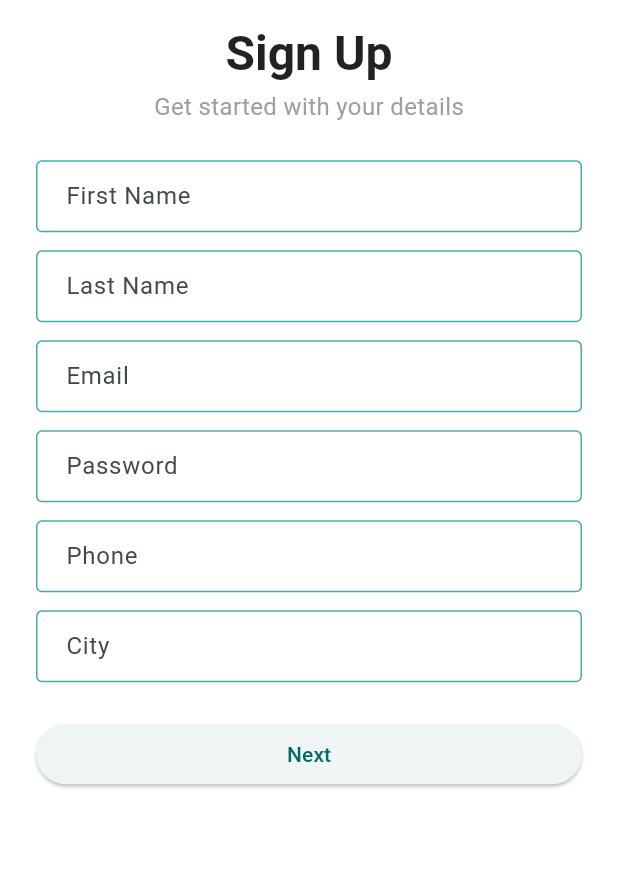
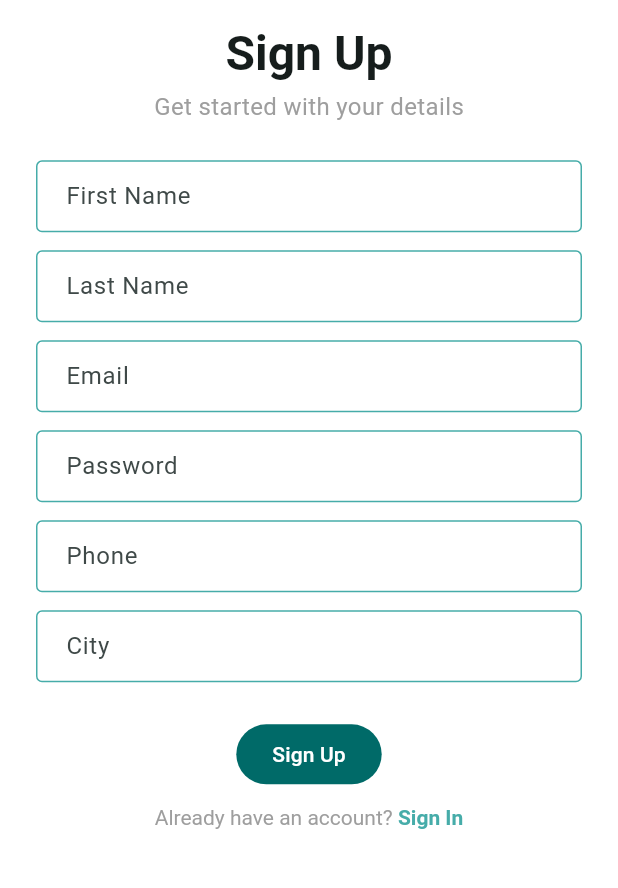
Before and after one commit to Mdarafath07/crafty-bay-app, a Flutter app: the screen it shows after launch, on a phone screen of 412 x 824 dp, the part 254-1142 px from its top. Run offline on Flutter 3.47's test engine with Material 3 defaults, Android fonts, the phone set to English and light mode, and no system bars; our stand-ins replace email_validator, firebase_core, firebase_crashlytics, flutter_svg, shared_preferences; accounts and stored records are empty; generated files the repository leaves out were written again.

Commit message:
Create SignIn screen UI and add navigation

```diff
--- a/lib/app/app_routes.dart
+++ b/lib/app/app_routes.dart
@@ -2,6 +2,7 @@
 import 'package:flutter/cupertino.dart';
 import 'package:flutter/material.dart';
 
+import '../features/auth/presentation/screens/sing_in_screen.dart';
 import '../features/auth/presentation/screens/sing_up_screen.dart';
 import '../features/auth/presentation/screens/splash_screen.dart';
 
@@ -14,6 +15,8 @@ class AppRoutes {
       widget = SplashScreen();
     }else if(setting.name == SingUpScreen.name){
       widget = SingUpScreen();
+    }else if(setting.name == SignInScreen.name){
+      widget = SignInScreen();
     }
     return MaterialPageRoute(builder: (ctx)=> widget);
   }
--- a/lib/features/auth/presentation/screens/sing_up_screen.dart
+++ b/lib/features/auth/presentation/screens/sing_up_screen.dart
@@ -1,5 +1,7 @@
+import 'package:crafty_bay/features/auth/presentation/screens/sing_in_screen.dart';
 import 'package:crafty_bay/features/auth/presentation/widgets/app_logo.dart';
 import 'package:email_validator/email_validator.dart';
+import 'package:flutter/gestures.dart';
 import 'package:flutter/material.dart';
 import '../../../../app/app_colors.dart';
 
@@ -33,7 +35,6 @@ class _SingUpScreenState extends State<SingUpScreen> {
                     "Sign Up",
                     style: Theme.of(context).textTheme.headlineLarge?.copyWith(
                       fontWeight: FontWeight.bold,
-                      color: Colors.black87,
                     ),
                   ),
                   const SizedBox(height: 4),
@@ -101,7 +102,6 @@ class _SingUpScreenState extends State<SingUpScreen> {
                   ),
                   const SizedBox(height: 12),
                   TextFormField(
-
                     decoration: const InputDecoration(hintText: "City"),
                     validator: (String? value) {
                       if (value?.trim().isEmpty ?? true) {
@@ -111,16 +111,26 @@ class _SingUpScreenState extends State<SingUpScreen> {
                     },
                   ),
                   const SizedBox(height: 24),
-                  SizedBox(
-
-                    width: double.infinity,
-                    child: ElevatedButton(
-                      onPressed: () {
-                        if (_formKey.currentState!.validate()) {
-                          // TODO: API Call
-                        }
-                      },
-                      child: const Text("Next"),
+                  FilledButton(
+                    onPressed: _onTapSignUpButton,
+                    child: Text('Sign Up'),
+                  ),
+                  SizedBox(height: 10,),
+                  RichText(
+                    text: TextSpan(
+                      style: TextStyle(fontWeight: FontWeight.w400,color: Colors.grey),
+                      text: 'Already have an account? ',
+                      children: [
+                        TextSpan(
+                          style: TextStyle(
+                            color: AppColors.themeColor,
+                            fontWeight: .bold,
+                          ),
+                          text: 'Sign In',
+                          recognizer: TapGestureRecognizer()
+                            ..onTap = _onTapSignInButton,
+                        ),
+                      ],
                     ),
                   ),
                 ],
@@ -132,5 +142,11 @@ class _SingUpScreenState extends State<SingUpScreen> {
     );
   }
 
+  void _onTapSignUpButton() {
+    Navigator.pushNamed(context, SingUpScreen.name);
+  }
 
+  void _onTapSignInButton() {
+    Navigator.pushNamed(context, SignInScreen.name);
+  }
 }
```
Also changed, not shown: lib/features/auth/presentation/screens/sing_in_screen.dart (added, +108 -0 lines).
